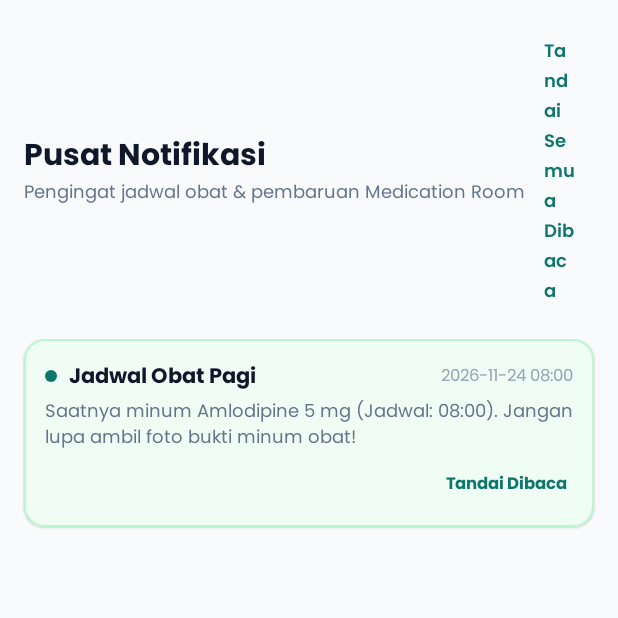
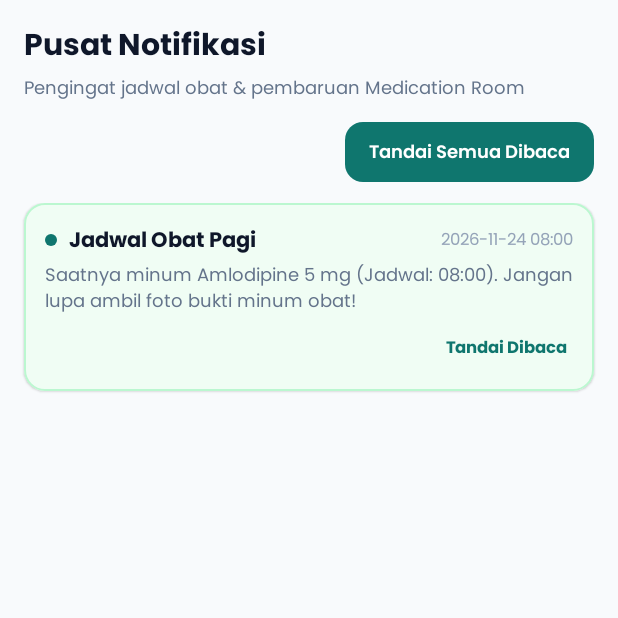
Before and after one commit to FarezaA/Mediguard, an Android app built with Jetpack Compose: the NotificationsScreen screen opened through its navigation route, on a phone screen of 412 x 824 dp, the top half of it. Run offline under Robolectric (Android 15) with nearby library versions, the phone set to English and light mode, and no system bars.

Commit message:
tombol tandai baca

```diff
--- a/app/src/main/java/com/mediguard/app/ui/screens/common/CommonScreens.kt
+++ b/app/src/main/java/com/mediguard/app/ui/screens/common/CommonScreens.kt
@@ -31,6 +31,7 @@ import com.mediguard.app.ui.navigation.NavRoute
 import com.mediguard.app.ui.screens.caregiver.*
 import com.mediguard.app.ui.screens.patient.*
 import com.mediguard.app.ui.theme.*
+
 
 @OptIn(ExperimentalMaterial3Api::class)
 @Composable
@@ -328,6 +329,8 @@ fun MainScreen(
     }
 }
 
+
+
 // ---------------- NOTIFICATIONS SCREEN ----------------
 
 @Composable
@@ -347,26 +350,57 @@ fun NotificationsScreen(
             horizontalArrangement = Arrangement.SpaceBetween,
             verticalAlignment = Alignment.CenterVertically
         ) {
-            Column {
+            Column(
+                modifier = Modifier.fillMaxWidth()
+            ) {
                 Text(
                     text = "Pusat Notifikasi",
                     fontSize = 20.sp,
                     fontWeight = FontWeight.Bold,
                     color = TextDark
                 )
+
+                Spacer(modifier = Modifier.height(4.dp))
+
                 Text(
                     text = "Pengingat jadwal obat & pembaruan Medication Room",
                     fontSize = 12.sp,
                     color = TextMuted
                 )
-            }
 
-            if (notifications.any { !it.isRead }) {
-                TextButton(onClick = { repository.markAllNotificationsAsRead() }) {
-                    Text("Tandai Semua Dibaca", fontSize = 12.sp, color = TealPrimary, fontWeight = FontWeight.SemiBold)
+                Spacer(modifier = Modifier.height(12.dp))
+
+                if (notifications.any { !it.isRead }) {
+                    Button(
+                        onClick = {
+                            repository.markAllNotificationsAsRead()
+                        },
+                        modifier = Modifier
+                            .align(Alignment.End)
+                            .height(40.dp),
+                        shape = RoundedCornerShape(12.dp),
+                        colors = ButtonDefaults.buttonColors(
+                            containerColor = TealPrimary,
+                            contentColor = Color.White
+                        ),
+                        contentPadding = PaddingValues(
+                            horizontal = 16.dp,
+                            vertical = 8.dp
+                        )
+                    ) {
+                        Text(
+                            text = "Tandai Semua Dibaca",
+                            fontSize = 12.sp,
+                            fontWeight = FontWeight.SemiBold,
+                            maxLines = 1,
+                            softWrap = false
+                        )
+                    }
                 }
             }
         }
+
+
 
         Spacer(modifier = Modifier.height(14.dp))
 
```
